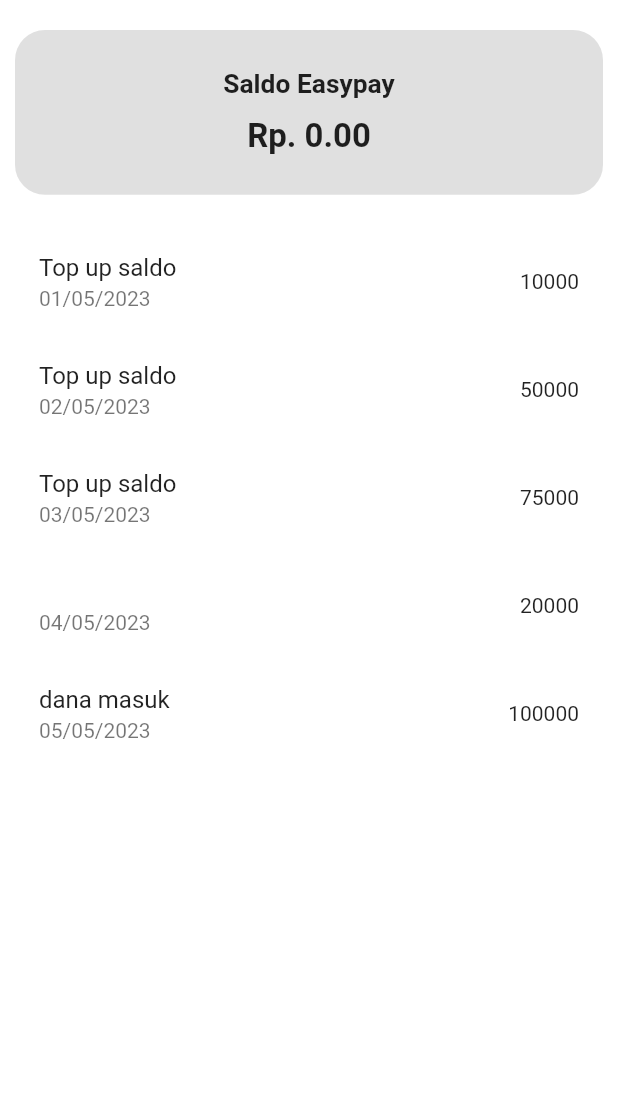
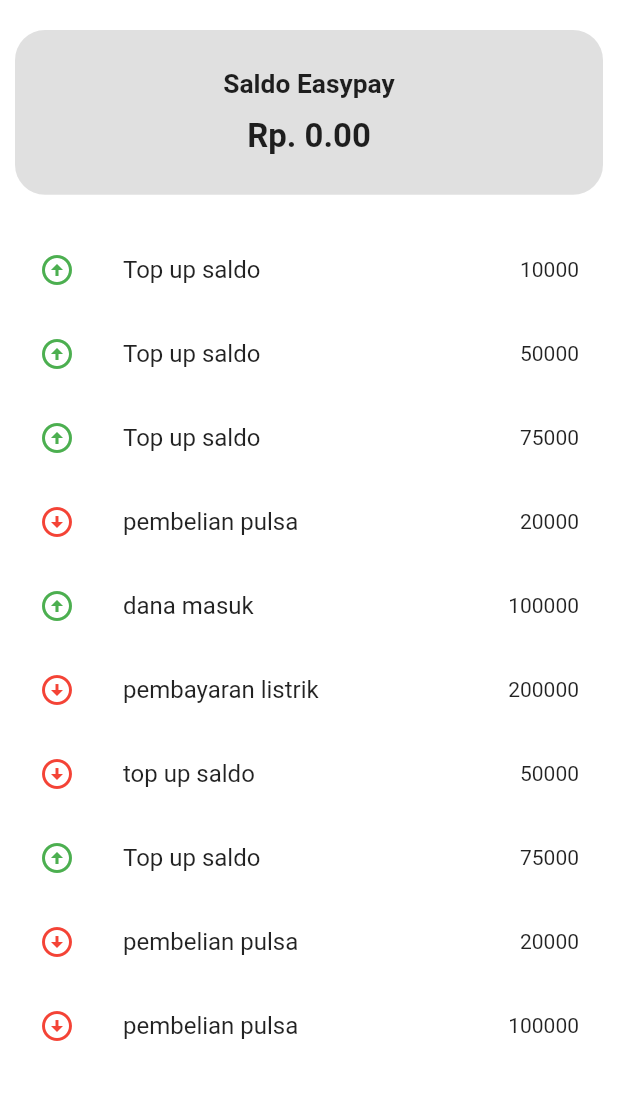
Before and after one commit to coconato04/shopeasy-kel3, a Flutter app: the transaction screen opened directly, on a phone screen of 412 x 824 dp, the part 84-1184 px from its top. Run offline on Flutter 3.47's test engine with Material 2 defaults, Android fonts, the phone set to English and light mode, and no system bars; our stand-ins replace carousel_slider, cloud_firestore, firebase_auth, firebase_core, firebase_storage, flutter_swiper_null_safety and 2 more; accounts and stored records are empty; Roboto replaces fonts that are missing (Ariel).

Commit message:
tampilan ui

```diff
--- a/lib/screens/isiapp/transaction.dart
+++ b/lib/screens/isiapp/transaction.dart
@@ -48,12 +48,37 @@
           {
             "tanggal": "04/05/2023",
             "jumlah": 20000,
-            "keterangan": getKeterangan()
+            "keterangan": "pembelian pulsa"
           },
           {
             "tanggal": "05/05/2023",
             "jumlah": 100000,
             "keterangan": "dana masuk"
+          },
+          {
+            "tanggal": "06/05/2023",
+            "jumlah": 200000,
+            "keterangan": "pembayaran listrik"
+          },
+          {
+            "tanggal": "07/05/2023",
+            "jumlah": 50000,
+            "keterangan": "top up saldo"
+          },
+          {
+            "tanggal": "08/05/2023",
+            "jumlah": 75000,
+            "keterangan": "Top up saldo"
+          },
+          {
+            "tanggal": "09/05/2023",
+            "jumlah": 20000,
+            "keterangan": "pembelian pulsa"
+          },
+          {
+            "tanggal": "10/05/2023",
+            "jumlah": 100000,
+            "keterangan": "pembelian pulsa"
           },
         ];
       });
@@ -104,6 +129,22 @@
     return (inputWidth / 375.0) * screenWidth;
   }
 
+  Icon getTransactionIcon(String keterangan) {
+    IconData icon;
+    Color color;
+    if (keterangan == "dana masuk" || keterangan == "Top up saldo") {
+      icon = Icons.arrow_circle_up;
+      color = Colors.green;
+    } else {
+      icon = Icons.arrow_circle_down;
+      color = Colors.red;
+    }
+    return Icon(
+      icon,
+      color: color,
+    );
+  }
+
   @override
   Widget build(BuildContext context) {
     final double saldo = userData?['easypayBalance']?.toDouble() ?? 0.0;
@@ -150,16 +191,15 @@
           Expanded(
               child: ListView.builder(
             itemCount: riwayat.length,
-              itemBuilder: (BuildContext context, int index) {
-                Map<String, dynamic> transaksi = riwayat[index];
+            itemBuilder: (context, index) {
+              final transaksi = riwayat[index];
               return ListTile(
+                leading: getTransactionIcon(transaksi['keterangan']),
                 title: Text(transaksi['keterangan']),
-                  subtitle: Text(transaksi['tanggal']),
                 trailing: Text(transaksi['jumlah'].toString()),
               );
             },
-            ),
-          ),
+          )),
         ],
       ),
     );
```
Lines whose indentation alone changed are shown as unchanged.
